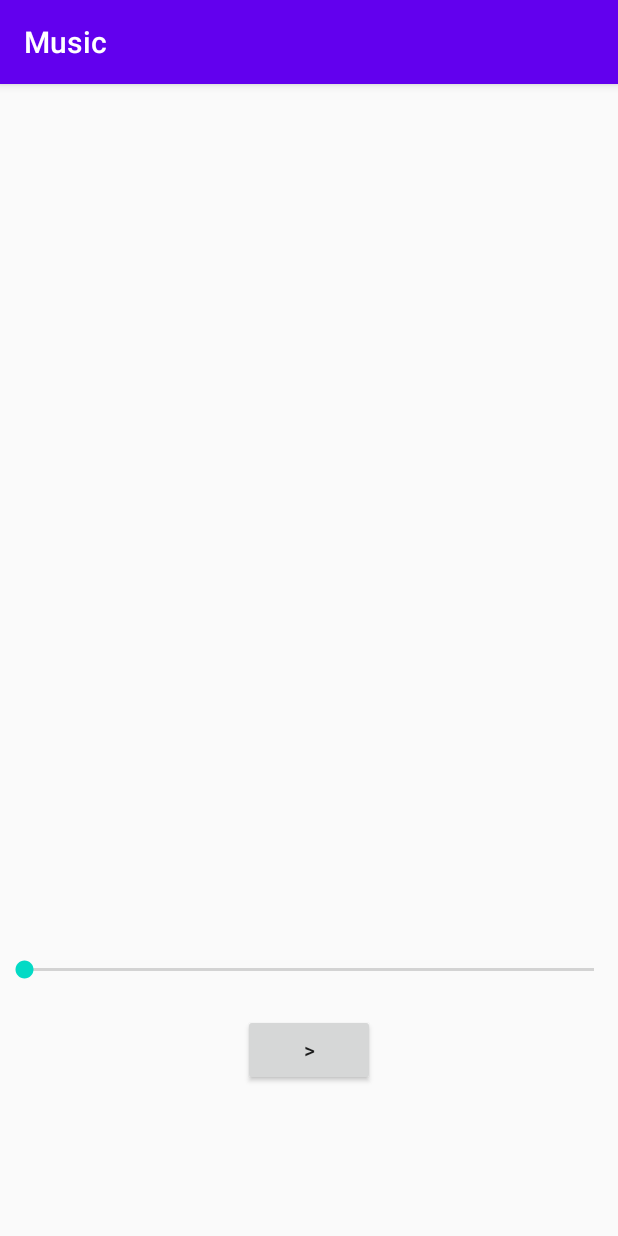
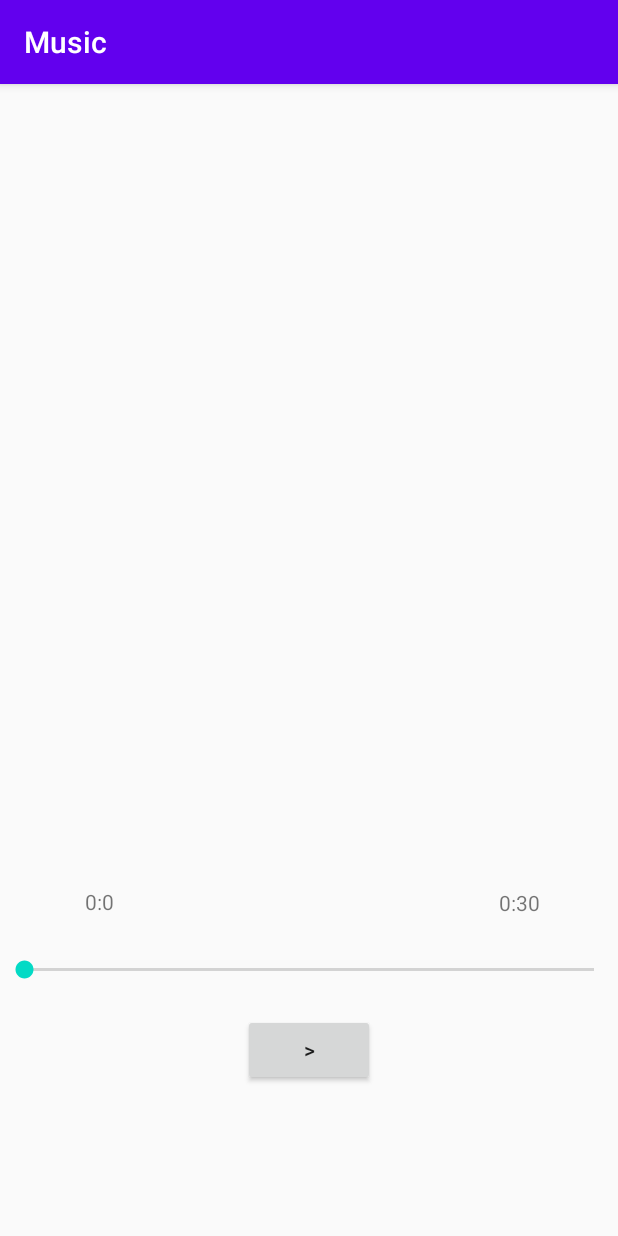
Before and after one commit to defendermann/MusicPlayer, an Android app: the screen it shows after launch (MainActivity), on a phone screen of 412 x 824 dp. Run offline under Robolectric (Android 15) with nearby library versions, the phone set to English and light mode, and no system bars.

Commit message:
Add start  time and end time text fields
Signed-off-by: hiteshhv <46933160+hiteshhv@users.noreply.github.com>

```diff
--- a/app/src/main/java/com/hitesh/myapplication/MainActivity.java
+++ b/app/src/main/java/com/hitesh/myapplication/MainActivity.java
@@ -2,26 +2,36 @@ package com.hitesh.myapplication;
 
 import androidx.appcompat.app.AppCompatActivity;
 
+import android.annotation.SuppressLint;
 import android.media.MediaPlayer;
 import android.os.Bundle;
 import android.os.Handler;
 import android.view.View;
 import android.widget.Button;
 import android.widget.SeekBar;
+import android.widget.TextView;
+
+import java.util.concurrent.TimeUnit;
 
 public class MainActivity extends AppCompatActivity {
     Button play;
     MediaPlayer mediaPlayer;
     SeekBar seekBar;
+    TextView startTimeField;
+    TextView endTimeField;
 
     double startTime = 0;
     double finalTime;
     int currentPosition;
     Handler handler = new Handler();
+    @SuppressLint("DefaultLocale")
     @Override
     protected void onCreate(Bundle savedInstanceState) {
         super.onCreate(savedInstanceState);
         setContentView(R.layout.activity_main);
+
+        startTimeField = findViewById(R.id.startTimeField);
+        endTimeField = findViewById(R.id.endTimeField);
 
         play = (Button) findViewById(R.id.button);
         play.setText(">");
@@ -31,7 +41,13 @@ public class MainActivity extends AppCompatActivity {
         finalTime = mediaPlayer.getDuration();
         startTime = mediaPlayer.getCurrentPosition();
         seekBar.setProgress((int)startTime);
+        startTimeField.setText(String.format("%d:%d", TimeUnit.MILLISECONDS.toMinutes((long) startTime),
+                TimeUnit.MILLISECONDS.toSeconds((long) startTime)));
+        endTimeField.setText(String.format("%d:%d", TimeUnit.MILLISECONDS.toMinutes((long) finalTime),
+                TimeUnit.MILLISECONDS.toSeconds((long) finalTime)));
+
     }
+    @SuppressLint("DefaultLocale")
     public void play(View v) {
         if (mediaPlayer.isPlaying()){
             mediaPlayer.pause();
@@ -52,9 +68,14 @@ public class MainActivity extends AppCompatActivity {
 
     //define runnable param for input
     private Runnable updateSeekBarValue = new Runnable() {
+        @SuppressLint("DefaultLocale")
         public void run() {
             startTime = mediaPlayer.getCurrentPosition();
             seekBar.setProgress((int)startTime);
+            startTimeField.setText(String.format("%d:%d", TimeUnit.MILLISECONDS.toMinutes((long) startTime),
+                    TimeUnit.MILLISECONDS.toSeconds((long) startTime)));
+            endTimeField.setText(String.format("%d:%d", TimeUnit.MILLISECONDS.toMinutes((long) finalTime),
+                    TimeUnit.MILLISECONDS.toSeconds((long) finalTime)));
             handler.postDelayed(this, 50);
         }
     };
--- a/app/src/main/res/layout/activity_main.xml
+++ b/app/src/main/res/layout/activity_main.xml
@@ -26,4 +26,32 @@
         app:layout_constraintEnd_toEndOf="parent"
         app:layout_constraintStart_toStartOf="parent"
         app:layout_constraintTop_toTopOf="parent" />
+
+    <TextView
+        android:id="@+id/startTimeField"
+        android:layout_width="wrap_content"
+        android:layout_height="wrap_content"
+        android:layout_marginStart="20dp"
+        android:layout_marginTop="535dp"
+        android:layout_marginEnd="300dp"
+        android:layout_marginBottom="27dp"
+        android:text=""
+        app:layout_constraintBottom_toTopOf="@+id/seekBar"
+        app:layout_constraintEnd_toEndOf="parent"
+        app:layout_constraintStart_toStartOf="parent"
+        app:layout_constraintTop_toTopOf="parent" />
+
+    <TextView
+        android:id="@+id/endTimeField"
+        android:layout_width="wrap_content"
+        android:layout_height="wrap_content"
+        android:layout_marginStart="300dp"
+        android:layout_marginTop="536dp"
+        android:layout_marginEnd="20dp"
+        android:layout_marginBottom="26dp"
+        android:text=""
+        app:layout_constraintBottom_toTopOf="@+id/seekBar"
+        app:layout_constraintEnd_toEndOf="parent"
+        app:layout_constraintStart_toStartOf="parent"
+        app:layout_constraintTop_toTopOf="parent" />
 </androidx.constraintlayout.widget.ConstraintLayout>
```
